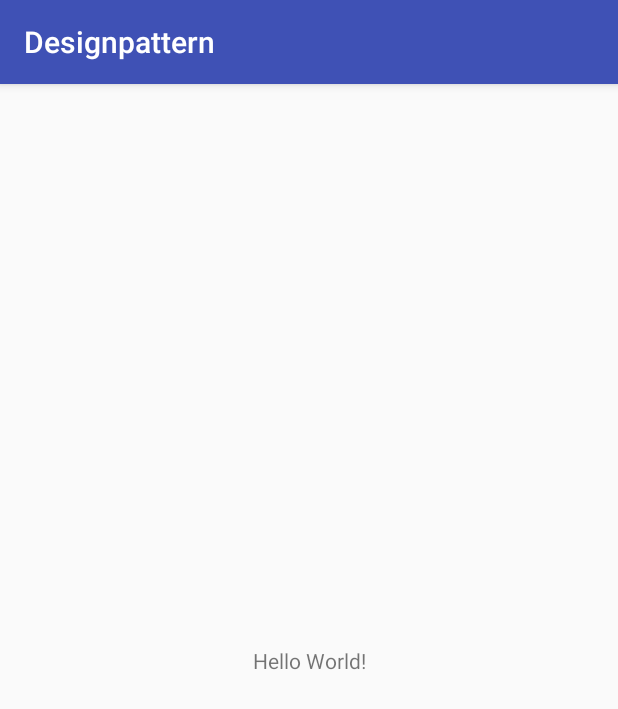
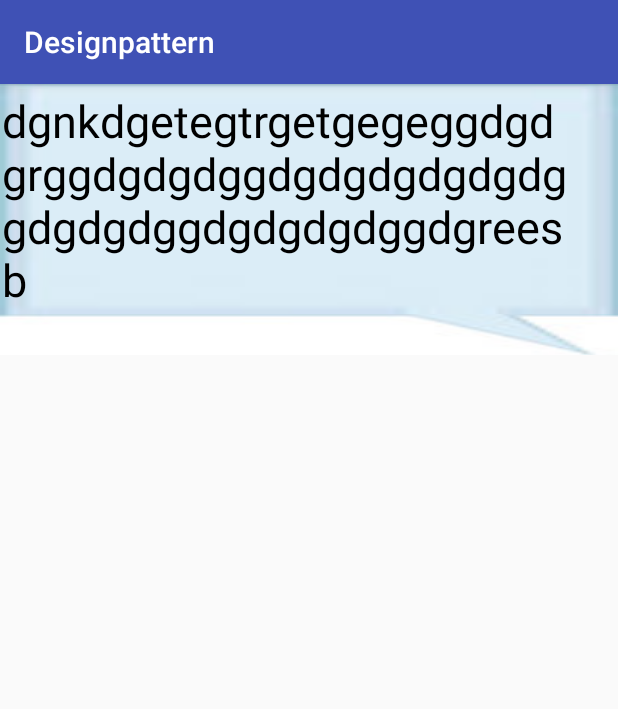
Before and after one commit to HuixingWong/UseProject, an Android app: the screen it shows after launch (MainActivity), on a phone screen of 412 x 824 dp. Shown: the top 709 px of the screen. Run offline under Robolectric (Android 15) with nearby library versions, the phone set to English and light mode, and no system bars.

Commit message:
学习.9图片的制作，基础知识

```diff
--- a/designpattern/src/main/res/layout/activity_main.xml
+++ b/designpattern/src/main/res/layout/activity_main.xml
@@ -1,13 +1,20 @@
 <?xml version="1.0" encoding="utf-8"?>
-<android.support.constraint.ConstraintLayout
+<LinearLayout
     xmlns:android="http://schemas.android.com/apk/res/android"
     xmlns:app="http://schemas.android.com/apk/res-auto"
     xmlns:tools="http://schemas.android.com/tools" android:layout_width="match_parent"
     android:layout_height="match_parent" tools:context="com.example.designpattern.MainActivity">
 
-    <TextView android:layout_width="wrap_content" android:layout_height="wrap_content"
-        android:text="Hello World!" app:layout_constraintBottom_toBottomOf="parent"
-        app:layout_constraintLeft_toLeftOf="parent" app:layout_constraintRight_toRightOf="parent"
-        app:layout_constraintTop_toTopOf="parent" />
 
-</android.support.constraint.ConstraintLayout>
+
+    <TextView
+
+        android:background="@drawable/test"
+        android:layout_width="wrap_content"
+        android:layout_height="wrap_content"
+        android:textColor="#000000"
+        android:text="dgnkdgetegtrgetgegeggdgdgrggdgdgdggdgdgdgdgdgdggdgdgdggdgdgdgdggdgreesb"
+        android:textSize="30dp"
+        />
+
+</LinearLayout>
```
Also changed, not shown: designpattern/src/main/res/drawable/test.9.png (added), designpattern/src/main/res/drawable/test9.9.png (added).
